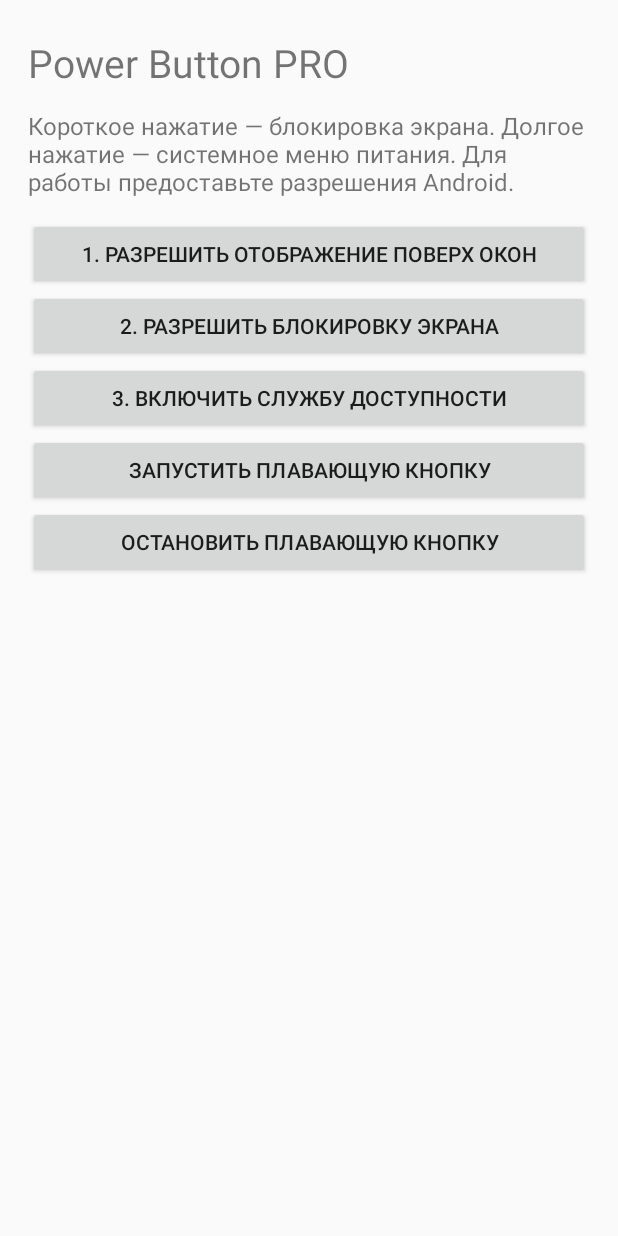
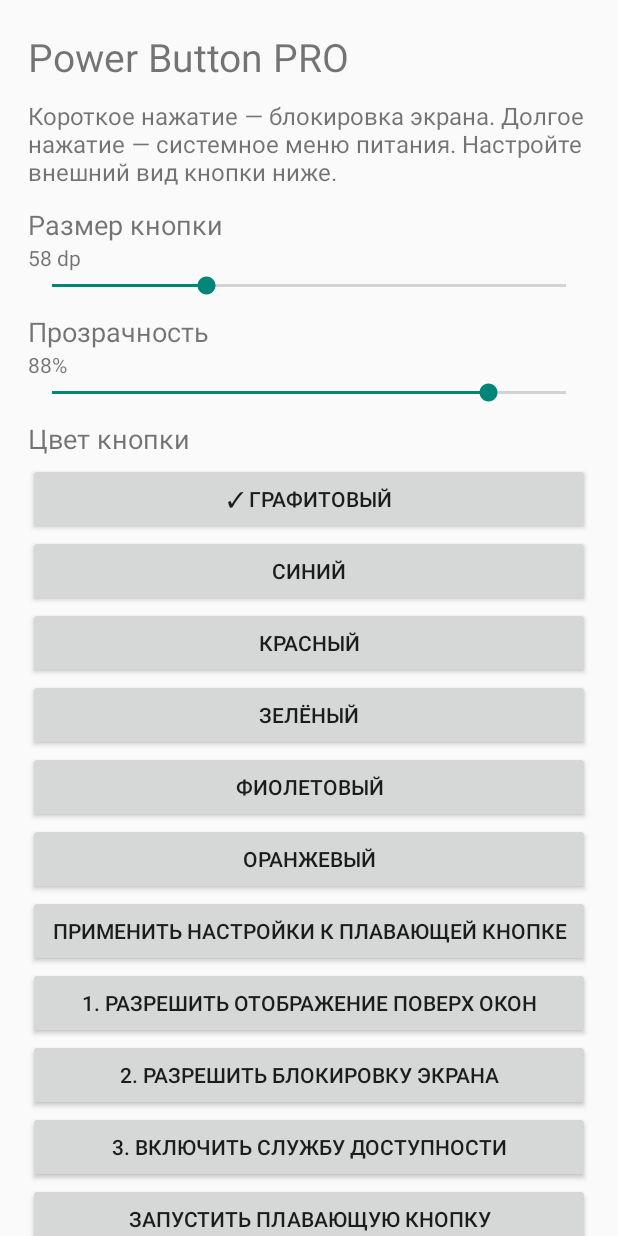
Before and after one commit to 1979207-lab/Power-Button, an Android app: the screen it shows after launch (MainActivity), on a phone screen of 412 x 824 dp. Run offline under Robolectric (Android 15) with nearby library versions, the phone set to English and light mode, and no system bars.

Commit message:
Add floating button appearance settings

```diff
--- a/app/src/main/java/com/powerbutton/pro/MainActivity.kt
+++ b/app/src/main/java/com/powerbutton/pro/MainActivity.kt
@@ -1,4 +1,5 @@
 package com.powerbutton.pro
+
 import android.app.Activity
 import android.app.admin.DevicePolicyManager
 import android.content.ComponentName
@@ -8,21 +9,124 @@ import android.net.Uri
 import android.os.Build
 import android.os.Bundle
 import android.provider.Settings
+import android.view.ViewGroup
 import android.widget.Button
 import android.widget.LinearLayout
+import android.widget.ScrollView
+import android.widget.SeekBar
 import android.widget.TextView
 
 class MainActivity : Activity() {
- override fun onCreate(savedInstanceState: Bundle?) { super.onCreate(savedInstanceState)
-  val root=LinearLayout(this).apply { orientation=1; setPadding(28,36,28,24) }
-  root.addView(TextView(this).apply { text="Power Button PRO"; textSize=26f })
-  root.addView(TextView(this).apply { text="Короткое нажатие — блокировка экрана. Долгое нажатие — системное меню питания. Для работы предоставьте разрешения Android."; textSize=16f; setPadding(0,20,0,20) })
-  fun add(label:String, action:()->Unit) { root.addView(Button(this).apply { text=label; setOnClickListener { action() } }) }
-  add("1. Разрешить отображение поверх окон") { if(!Settings.canDrawOverlays(this)) startActivity(Intent(Settings.ACTION_MANAGE_OVERLAY_PERMISSION,Uri.parse("package:$packageName"))) }
-  add("2. Разрешить блокировку экрана") { val c=ComponentName(this,LockAdminReceiver::class.java); val d=getSystemService(Context.DEVICE_POLICY_SERVICE) as DevicePolicyManager; if(!d.isAdminActive(c)) startActivity(Intent(DevicePolicyManager.ACTION_ADD_DEVICE_ADMIN).putExtra(DevicePolicyManager.EXTRA_DEVICE_ADMIN,c).putExtra(DevicePolicyManager.EXTRA_ADD_EXPLANATION,"Нужно для блокировки экрана коротким нажатием.")) }
-  add("3. Включить службу доступности") { startActivity(Intent(Settings.ACTION_ACCESSIBILITY_SETTINGS)) }
-  add("Запустить плавающую кнопку") { if(Settings.canDrawOverlays(this)) { val i=Intent(this,FloatingButtonService::class.java); if(Build.VERSION.SDK_INT>=26) startForegroundService(i) else startService(i) } }
-  add("Остановить плавающую кнопку") { stopService(Intent(this,FloatingButtonService::class.java)) }
-  setContentView(root)
- }
+    private val prefs by lazy { getSharedPreferences("button_settings", Context.MODE_PRIVATE) }
+
+    override fun onCreate(savedInstanceState: Bundle?) {
+        super.onCreate(savedInstanceState)
+        val root = LinearLayout(this).apply {
+            orientation = LinearLayout.VERTICAL
+            setPadding(28, 30, 28, 24)
+        }
+        val scroll = ScrollView(this)
+        scroll.addView(root)
+        root.addView(TextView(this).apply { text = "Power Button PRO"; textSize = 26f })
+        root.addView(TextView(this).apply {
+            text = "Короткое нажатие — блокировка экрана. Долгое нажатие — системное меню питания. Настройте внешний вид кнопки ниже."
+            textSize = 16f
+            setPadding(0, 16, 0, 18)
+        })
+
+        fun addButton(label: String, action: () -> Unit) {
+            root.addView(Button(this).apply {
+                text = label
+                setOnClickListener { action() }
+            })
+        }
+
+        root.addView(TextView(this).apply { text = "Размер кнопки"; textSize = 18f })
+        val sizeLabel = TextView(this)
+        val sizeSeek = SeekBar(this).apply {
+            max = 60
+            progress = (prefs.getInt("size", 58) - 40).coerceIn(0, 60)
+        }
+        fun updateSizeLabel() { sizeLabel.text = "${sizeSeek.progress + 40} dp" }
+        updateSizeLabel()
+        sizeSeek.setOnSeekBarChangeListener(object : SeekBar.OnSeekBarChangeListener {
+            override fun onProgressChanged(seekBar: SeekBar?, progress: Int, fromUser: Boolean) { updateSizeLabel() }
+            override fun onStartTrackingTouch(seekBar: SeekBar?) {}
+            override fun onStopTrackingTouch(seekBar: SeekBar?) {
+                prefs.edit().putInt("size", sizeSeek.progress + 40).apply()
+            }
+        })
+        root.addView(sizeLabel)
+        root.addView(sizeSeek)
+
+        root.addView(TextView(this).apply { text = "Прозрачность"; textSize = 18f; setPadding(0, 14, 0, 0) })
+        val opacityLabel = TextView(this)
+        val opacitySeek = SeekBar(this).apply {
+            max = 80
+            progress = (prefs.getInt("opacity", 88) - 20).coerceIn(0, 80)
+        }
+        fun updateOpacityLabel() { opacityLabel.text = "${opacitySeek.progress + 20}%" }
+        updateOpacityLabel()
+        opacitySeek.setOnSeekBarChangeListener(object : SeekBar.OnSeekBarChangeListener {
+            override fun onProgressChanged(seekBar: SeekBar?, progress: Int, fromUser: Boolean) { updateOpacityLabel() }
+            override fun onStartTrackingTouch(seekBar: SeekBar?) {}
+            override fun onStopTrackingTouch(seekBar: SeekBar?) {
+                prefs.edit().putInt("opacity", opacitySeek.progress + 20).apply()
+            }
+        })
+        root.addView(opacityLabel)
+        root.addView(opacitySeek)
+
+        root.addView(TextView(this).apply { text = "Цвет кнопки"; textSize = 18f; setPadding(0, 14, 0, 6) })
+        val colors = listOf(
+            "Графитовый" to 0xFF202124.toInt(),
+            "Синий" to 0xFF1565C0.toInt(),
+            "Красный" to 0xFFC62828.toInt(),
+            "Зелёный" to 0xFF2E7D32.toInt(),
+            "Фиолетовый" to 0xFF6A1B9A.toInt(),
+            "Оранжевый" to 0xFFEF6C00.toInt()
+        )
+        val colorRow = LinearLayout(this).apply { orientation = LinearLayout.VERTICAL }
+        colors.forEach { (name, color) ->
+            colorRow.addView(Button(this).apply {
+                text = if (prefs.getInt("color", 0xFF202124.toInt()) == color) "✓ $name" else name
+                setOnClickListener {
+                    prefs.edit().putInt("color", color).apply()
+                    for (i in 0 until colorRow.childCount) {
+                        val b = colorRow.getChildAt(i) as Button
+                        b.text = colors[i].first
+                    }
+                    text = "✓ $name"
+                }
+            })
+        }
+        root.addView(colorRow)
+
+        addButton("Применить настройки к плавающей кнопке") {
+            if (Settings.canDrawOverlays(this)) {
+                stopService(Intent(this, FloatingButtonService::class.java))
+                val service = Intent(this, FloatingButtonService::class.java)
+                if (Build.VERSION.SDK_INT >= 26) startForegroundService(service) else startService(service)
+            } else {
+                startActivity(Intent(Settings.ACTION_MANAGE_OVERLAY_PERMISSION, Uri.parse("package:$packageName")))
+            }
+        }
+        addButton("1. Разрешить отображение поверх окон") {
+            if (!Settings.canDrawOverlays(this)) startActivity(Intent(Settings.ACTION_MANAGE_OVERLAY_PERMISSION, Uri.parse("package:$packageName")))
+        }
+        addButton("2. Разрешить блокировку экрана") {
+            val c = ComponentName(this, LockAdminReceiver::class.java)
+            val d = getSystemService(Context.DEVICE_POLICY_SERVICE) as DevicePolicyManager
+            if (!d.isAdminActive(c)) startActivity(Intent(DevicePolicyManager.ACTION_ADD_DEVICE_ADMIN).putExtra(DevicePolicyManager.EXTRA_DEVICE_ADMIN, c).putExtra(DevicePolicyManager.EXTRA_ADD_EXPLANATION, "Нужно для блокировки экрана коротким нажатием."))
+        }
+        addButton("3. Включить службу доступности") { startActivity(Intent(Settings.ACTION_ACCESSIBILITY_SETTINGS)) }
+        addButton("Запустить плавающую кнопку") {
+            if (Settings.canDrawOverlays(this)) {
+                val i = Intent(this, FloatingButtonService::class.java)
+                if (Build.VERSION.SDK_INT >= 26) startForegroundService(i) else startService(i)
+            }
+        }
+        addButton("Остановить плавающую кнопку") { stopService(Intent(this, FloatingButtonService::class.java)) }
+        setContentView(scroll)
+    }
 }
```
